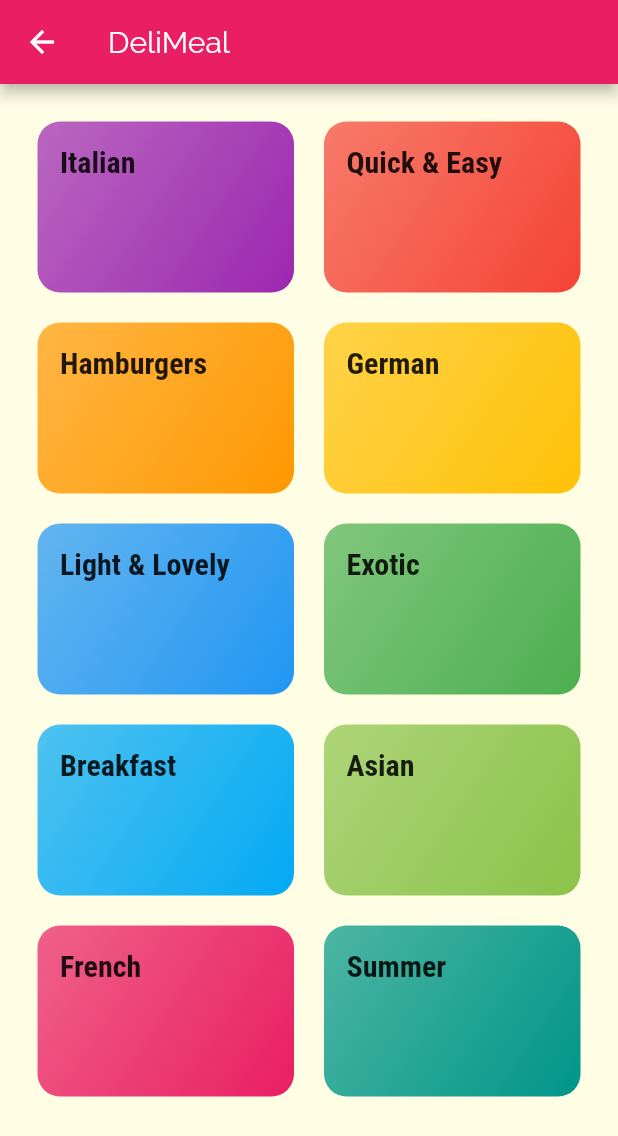
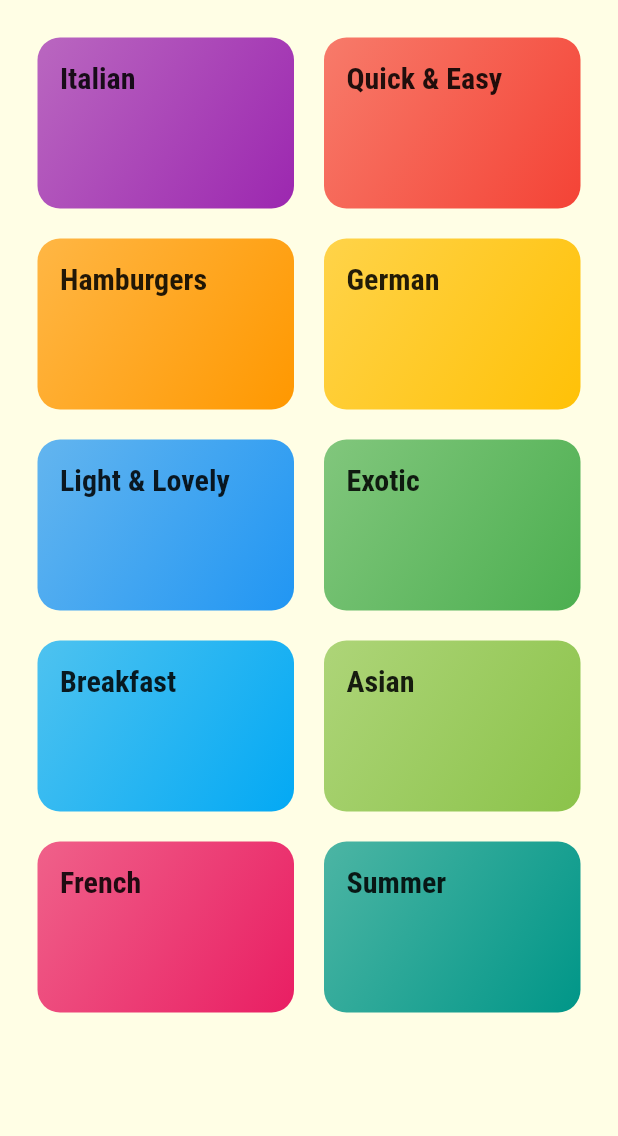
Before and after one commit to felipebss1/flutter_meals_app, a Flutter app: the CategoriesScreen widget shown alone on an empty page, opened directly, on a phone screen of 412 x 824 dp. Shown: the top 1136 px of the screen. Run offline on Flutter 3.47's test engine with Material 2 defaults, Android fonts, the phone set to English and light mode, and no system bars.

Commit message:
Minor Changes

```diff
--- a/lib/data/dummy_data.dart
+++ b/lib/data/dummy_data.dart
@@ -1,3 +1,5 @@
+// ignore_for_file: constant_identifier_names
+
 import 'package:flutter/material.dart';
 import 'package:flutter_meals_app/models/category.dart';
 import 'package:flutter_meals_app/models/meal.dart';
--- a/lib/models/meal.dart
+++ b/lib/models/meal.dart
@@ -1,4 +1,4 @@
-// ignore_for_file: public_member_api_docs, sort_constructors_first
+// ignore_for_file: public_member_api_docs, sort_constructors_first, constant_identifier_names
 enum Complexity {
   Simple,
   Challenging,
--- a/lib/screen/categories_screen.dart
+++ b/lib/screen/categories_screen.dart
@@ -7,13 +7,7 @@ class CategoriesScreen extends StatelessWidget {
 
   @override
   Widget build(BuildContext context) {
-    return Scaffold(
-      appBar: AppBar(
-        title: const Text(
-          'DeliMeal',
-        ),
-      ),
-      body: GridView(
+    return GridView(
       padding: const EdgeInsets.all(25),
       gridDelegate: const SliverGridDelegateWithMaxCrossAxisExtent(
         maxCrossAxisExtent: 200,
@@ -30,7 +24,6 @@ class CategoriesScreen extends StatelessWidget {
             ),
           )
           .toList(),
-      ),
     );
   }
 }
```
Lines whose indentation alone changed are shown as unchanged.
